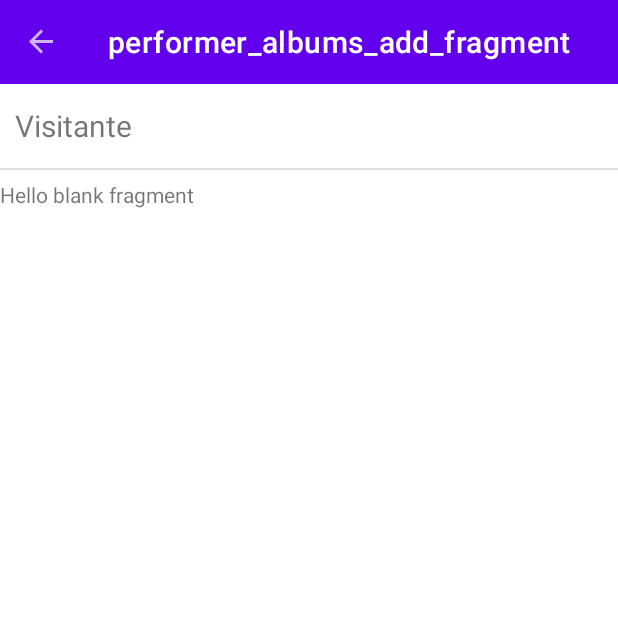
After one commit to fredyalarcon/ing-sw-apps-moviles-hfmn, an Android app: the PerformerAlbumsAddFragment screen opened through its navigation route, on a phone screen of 412 x 824 dp, the top half of it. The commit adds this screen. Run offline under Robolectric (Android 15) with nearby library versions, the phone set to English and light mode, and no system bars; our stand-ins replace navigation-ui.

```diff
--- a/app/src/main/java/co/edu/uniandes/miswmobile/vinilosapp/network/MockNetworkServiceAdapter.kt
+++ b/app/src/main/java/co/edu/uniandes/miswmobile/vinilosapp/network/MockNetworkServiceAdapter.kt
@@ -25,7 +25,6 @@
     }
 
     override suspend fun getAlbum(id: Int) = suspendCoroutine<Album> { cont ->
-        val item = mutableListOf<Album>()
         cont.resume(
             Album(
                 albumId = 1,
--- /dev/null
+++ b/app/src/main/java/co/edu/uniandes/miswmobile/vinilosapp/ui/PerformerAlbumsAddFragment.kt
@@ -0,0 +1,60 @@
+package co.edu.uniandes.miswmobile.vinilosapp.ui
+
+import android.os.Bundle
+import androidx.fragment.app.Fragment
+import android.view.LayoutInflater
+import android.view.View
+import android.view.ViewGroup
+import co.edu.uniandes.miswmobile.vinilosapp.R
+
+// TODO: Rename parameter arguments, choose names that match
+// the fragment initialization parameters, e.g. ARG_ITEM_NUMBER
+private const val ARG_PARAM1 = "param1"
+private const val ARG_PARAM2 = "param2"
+
+/**
+ * A simple [Fragment] subclass.
+ * Use the [PerformerAlbumsAddFragment.newInstance] factory method to
+ * create an instance of this fragment.
+ */
+class PerformerAlbumsAddFragment : Fragment() {
+    // TODO: Rename and change types of parameters
+    private var param1: String? = null
+    private var param2: String? = null
+
+    override fun onCreate(savedInstanceState: Bundle?) {
+        super.onCreate(savedInstanceState)
+        arguments?.let {
+            param1 = it.getString(ARG_PARAM1)
+            param2 = it.getString(ARG_PARAM2)
+        }
+    }
+
+    override fun onCreateView(
+        inflater: LayoutInflater, container: ViewGroup?,
+        savedInstanceState: Bundle?
+    ): View? {
+        // Inflate the layout for this fragment
+        return inflater.inflate(R.layout.performer_albums_add_fragment, container, false)
+    }
+
+    companion object {
+        /**
+         * Use this factory method to create a new instance of
+         * this fragment using the provided parameters.
+         *
+         * @param param1 Parameter 1.
+         * @param param2 Parameter 2.
+         * @return A new instance of fragment PerformerAlbumsAddFragment.
+         */
+        // TODO: Rename and change types and number of parameters
+        @JvmStatic
+        fun newInstance(param1: String, param2: String) =
+            PerformerAlbumsAddFragment().apply {
+                arguments = Bundle().apply {
+                    putString(ARG_PARAM1, param1)
+                    putString(ARG_PARAM2, param2)
+                }
+            }
+    }
+}
--- /dev/null
+++ b/app/src/main/res/layout/performer_albums_add_fragment.xml
@@ -0,0 +1,14 @@
+<?xml version="1.0" encoding="utf-8"?>
+<FrameLayout xmlns:android="http://schemas.android.com/apk/res/android"
+    xmlns:tools="http://schemas.android.com/tools"
+    android:layout_width="match_parent"
+    android:layout_height="match_parent"
+    tools:context=".ui.PerformerAlbumsAddFragment">
+
+    <!-- TODO: Update blank fragment layout -->
+    <TextView
+        android:layout_width="match_parent"
+        android:layout_height="match_parent"
+        android:text="@string/hello_blank_fragment" />
+
+</FrameLayout>
--- a/app/src/main/res/layout/performer_detail_fragment.xml
+++ b/app/src/main/res/layout/performer_detail_fragment.xml
@@ -132,7 +132,7 @@
                 android:text="@{performer.description}"
                 android:textSize="16sp" />
                 <Button
-                    android:id="@+id/buttonSongs"
+                    android:id="@+id/buttonAlbums"
                     android:layout_width="wrap_content"
                     android:layout_height="wrap_content"
                     android:layout_marginLeft="250dp"
--- a/app/src/main/res/navigation/nav_graph.xml
+++ b/app/src/main/res/navigation/nav_graph.xml
@@ -53,5 +53,23 @@
     <fragment
         android:id="@+id/performerDetailFragment"
         android:name="co.edu.uniandes.miswmobile.vinilosapp.ui.PerformerDetailFragment"
-        android:label="@string/artists_detail" />
+        android:label="@string/artists_detail" >
+        <action
+            android:id="@+id/action_performerDetailFragment_to_artistAlbumsFragment"
+            app:destination="@id/artistAlbumsFragment" />
+    </fragment>
+    <fragment
+        android:id="@+id/artistAlbumsFragment"
+        android:name="co.edu.uniandes.miswmobile.vinilosapp.ui.PerformerAlbumsFragment"
+        android:label="artist_albums_fragment"
+        tools:layout="@layout/performer_albums_fragment" >
+        <action
+            android:id="@+id/action_artistAlbumsFragment_to_performerAlbumsAddFragment"
+            app:destination="@id/performerAlbumsAddFragment" />
+    </fragment>
+    <fragment
+        android:id="@+id/performerAlbumsAddFragment"
+        android:name="co.edu.uniandes.miswmobile.vinilosapp.ui.PerformerAlbumsAddFragment"
+        android:label="performer_albums_add_fragment"
+        tools:layout="@layout/performer_albums_add_fragment" />
 </navigation>
--- a/app/src/main/res/values/strings.xml
+++ b/app/src/main/res/values/strings.xml
@@ -143,4 +143,6 @@
         "For example, position the FAB to one side of stream of a cards so the FAB won’t interfere "
         "when a user tries to pick up one of cards.\n\n"
     </string>
+    <!-- TODO: Remove or change this placeholder text -->
+    <string name="hello_blank_fragment">Hello blank fragment</string>
 </resources>
```
Also changed, not shown: app/src/main/java/co/edu/uniandes/miswmobile/vinilosapp/ui/PerformerAlbumsFragment.kt (added, +134 -0 lines), app/src/main/java/co/edu/uniandes/miswmobile/vinilosapp/ui/PerformerDetailFragment.kt (+12 -0 lines), app/src/main/res/layout/performer_albums_fragment.xml (added, +23 -0 lines).
